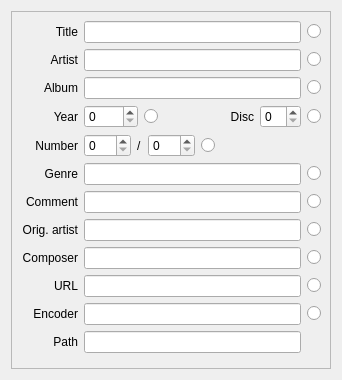
sjuvonen/coquillo, file ui/TagEditorBasics.ui: the form before one commit.
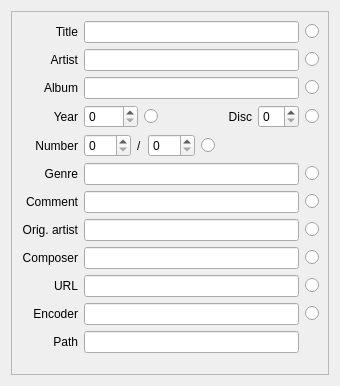
The form after the commit.

The edit to the form file:
```diff
--- a/ui/TagEditorBasics.ui
+++ b/ui/TagEditorBasics.ui
@@ -6,8 +6,8 @@
    <rect>
     <x>0</x>
     <y>0</y>
-    <width>332</width>
-    <height>380</height>
+    <width>340</width>
+    <height>386</height>
    </rect>
   </property>
   <property name="sizePolicy">
@@ -16,12 +16,6 @@
     <verstretch>1</verstretch>
    </sizepolicy>
   </property>
-  <property name="minimumSize">
-   <size>
-    <width>0</width>
-    <height>0</height>
-   </size>
-  </property>
   <property name="baseSize">
    <size>
     <width>180</width>
@@ -36,7 +30,7 @@
     <widget class="QScrollArea" name="scrollArea">
      <property name="minimumSize">
       <size>
-       <width>320</width>
+       <width>200</width>
        <height>0</height>
       </size>
      </property>
@@ -48,8 +42,8 @@
        <rect>
         <x>0</x>
         <y>0</y>
-        <width>314</width>
-        <height>362</height>
+        <width>322</width>
+        <height>368</height>
        </rect>
       </property>
       <layout class="QGridLayout" name="gridLayout">
```
